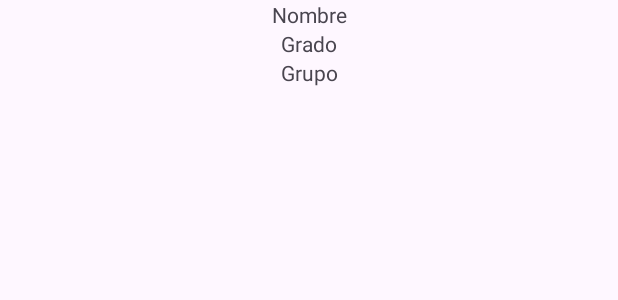
After one commit to Marcelo935/AcademTracker, an Android app: the layout item_alumno_materia.xml on its own in the app's theme, with its tools: preview values and no code run, on a phone screen of 412 x 824 dp. The commit adds this screen. Shown: the top 300 px of the screen. Run offline under Robolectric (Android 15) with nearby library versions, the phone set to English and light mode, and no system bars; Roboto replaces fonts that are not available here.

Commit message:
mostrar materias de alumnos

```diff
--- a/app/build.gradle.kts
+++ b/app/build.gradle.kts
@@ -40,6 +40,7 @@ dependencies {
     implementation("androidx.navigation:navigation-fragment:2.8.3")
     implementation("androidx.navigation:navigation-ui:2.8.3")
     implementation("androidx.activity:activity:1.9.3")
+    implementation("androidx.recyclerview:recyclerview:1.3.2")
     testImplementation("junit:junit:4.13.2")
     androidTestImplementation("androidx.test.ext:junit:1.2.1")
     androidTestImplementation("androidx.test.espresso:espresso-core:3.6.1")
--- a/app/src/main/AndroidManifest.xml
+++ b/app/src/main/AndroidManifest.xml
@@ -24,6 +24,12 @@
         android:supportsRtl="true"
         android:theme="@style/Theme.AcademTracker"
         tools:targetApi="31">
+        <activity
+            android:name=".UsuarioBasico.MostrarPagosActivity"
+            android:exported="false" />
+        <activity
+            android:name="com.example.academtracker.UsuarioBasico.MateriasAlumnosActivity"
+            android:exported="false" />
         <activity
             android:name=".UsuarioAvanzado.MateriasActivity"
             android:exported="false" />
--- /dev/null
+++ b/app/src/main/res/layout/item_alumno_materia.xml
@@ -0,0 +1,34 @@
+<?xml version="1.0" encoding="utf-8"?>
+<androidx.constraintlayout.widget.ConstraintLayout xmlns:android="http://schemas.android.com/apk/res/android"
+    xmlns:app="http://schemas.android.com/apk/res-auto"
+    android:layout_width="match_parent"
+    android:layout_height="wrap_content">
+
+    <TextView
+        android:id="@+id/nombre"
+        android:layout_width="wrap_content"
+        android:layout_height="wrap_content"
+        android:text="Nombre"
+        app:layout_constraintTop_toTopOf="parent"
+        app:layout_constraintStart_toStartOf="parent"
+        app:layout_constraintEnd_toEndOf="parent"/>
+
+    <TextView
+        android:id="@+id/grado"
+        android:layout_width="wrap_content"
+        android:layout_height="wrap_content"
+        android:text="Grado"
+        app:layout_constraintTop_toBottomOf="@id/nombre"
+        app:layout_constraintStart_toStartOf="parent"
+        app:layout_constraintEnd_toEndOf="parent"/>
+
+    <TextView
+        android:id="@+id/grupo"
+        android:layout_width="wrap_content"
+        android:layout_height="wrap_content"
+        android:text="Grupo"
+        app:layout_constraintTop_toBottomOf="@id/grado"
+        app:layout_constraintStart_toStartOf="parent"
+        app:layout_constraintEnd_toEndOf="parent"/>
+
+</androidx.constraintlayout.widget.ConstraintLayout>
```
Also changed, not shown: app/src/main/java/com/example/academtracker/UsuarioBasico/AlumnoActivity.java (+12 -2 lines), app/src/main/java/com/example/academtracker/UsuarioBasico/MateriasAlumnosActivity.java (added, +130 -0 lines), app/src/main/java/com/example/academtracker/adapter/MateriasMostrar_adapter.java (added, +75 -0 lines), app/src/main/java/com/example/academtracker/model/MateriasAlumnos.java (added, +26 -0 lines), app/src/main/res/layout/item_mostrar_calificaciones.xml (added, +20 -0 lines), app/src/main/res/layout/usuariobasico_alumnos.xml (+11 -0 lines).
